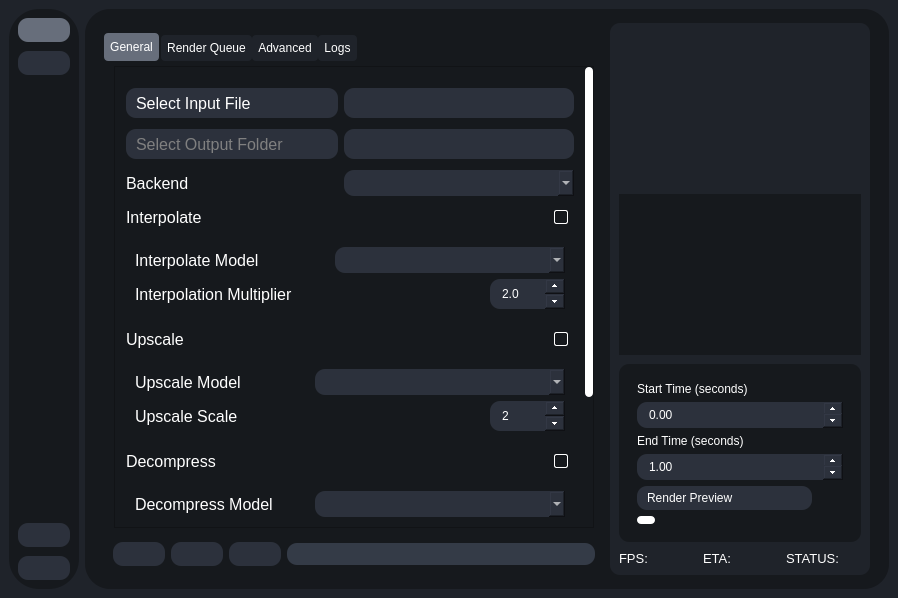
Before: the Qt Designer form testRVEInterface.ui in gokulmc/enhance_crop, drawn with Qt 5.
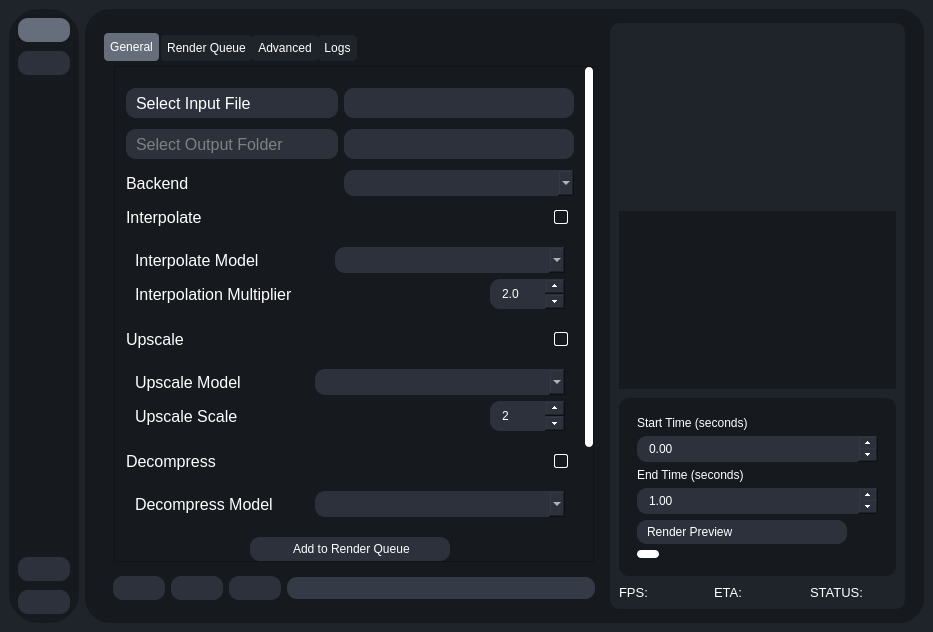
After: the same form once the commit is applied. The open tabs and pages were chosen to show the change. Icons and pictures are not drawn.

Diff of the .ui file:
```diff
--- a/testRVEInterface.ui
+++ b/testRVEInterface.ui
@@ -6,8 +6,8 @@
    <rect>
     <x>0</x>
     <y>0</y>
-    <width>898</width>
-    <height>598</height>
+    <width>933</width>
+    <height>632</height>
    </rect>
   </property>
   <property name="sizePolicy">
@@ -1091,8 +1091,8 @@
                                   <rect>
                                    <x>0</x>
                                    <y>0</y>
-                                   <width>336</width>
-                                   <height>652</height>
+                                   <width>344</width>
+                                   <height>668</height>
                                   </rect>
                                  </property>
                                  <layout class="QVBoxLayout" name="verticalLayout_32">
```
Left out of the diff: 38 changed lines with no effect on the pictures.
